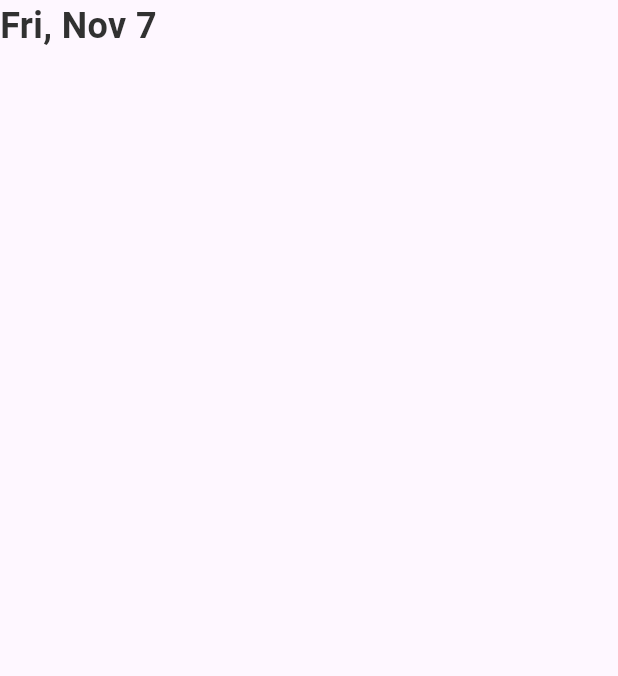
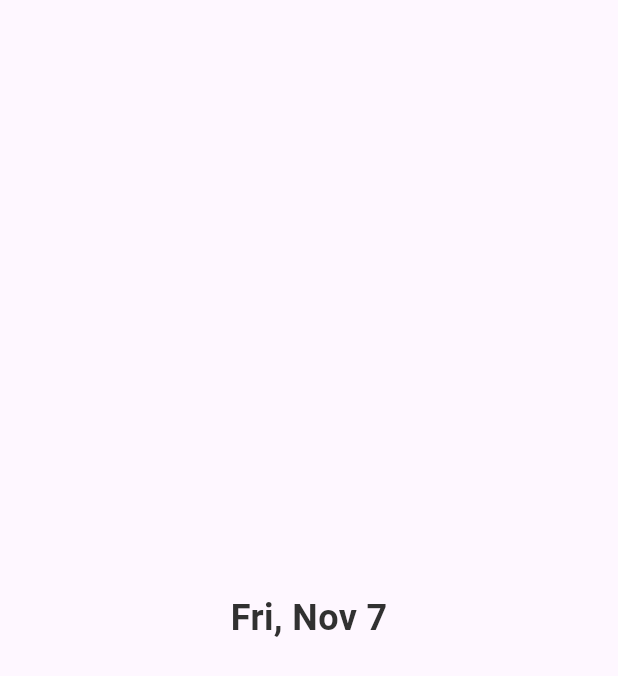
Before and after one commit to XyrelTenz/FlutterApps, a Flutter app: the DateFormat screen opened directly, on a phone screen of 412 x 824 dp. Shown: the top 676 px of the screen. Run offline on Flutter 3.47's test engine with Material 3 defaults, Android fonts, the light colour scheme and no system bars; our stand-ins replace concentric_transition, curved_navigation_bar, flutter_bloc, flutter_riverpod, styled_widget.

Commit message:
Date Format

```diff
--- a/lib/riverpod/dateformat.dart
+++ b/lib/riverpod/dateformat.dart
@@ -20,12 +20,14 @@ class _DateFormatState extends ConsumerState<DateFormat> {
     final date = ref.watch(dataFormat);
     final formatedDate = date.format(DateTime.now());
     return Scaffold(
-      body: Text(
-        formatedDate,
-        style: TextStyle(
-          color: Color(0xFF313131),
-          fontSize: 24,
-          fontWeight: FontWeight.bold,
+      body: Center(
+        child: Text(
+          formatedDate,
+          style: TextStyle(
+            color: Color(0xFF313131),
+            fontSize: 24,
+            fontWeight: FontWeight.bold,
+          ),
         ),
       ),
     );
```
Also changed, not shown: lib/main.dart (+3 -5 lines).
